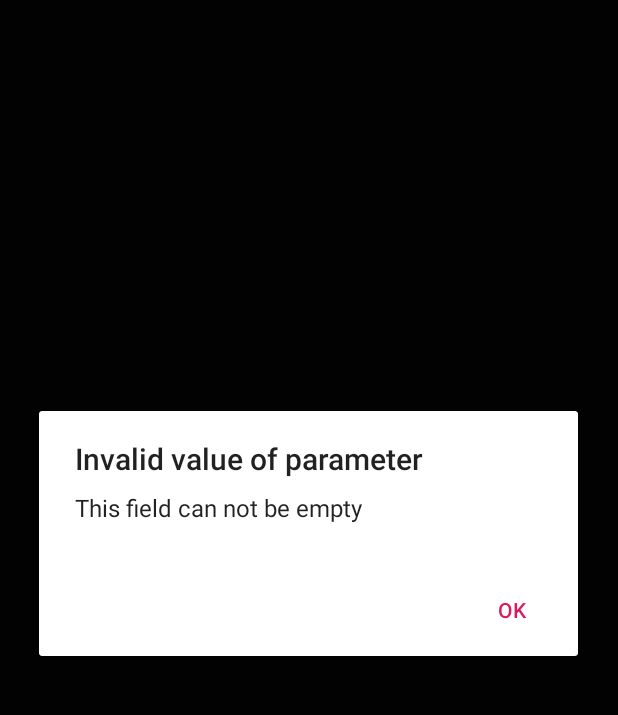
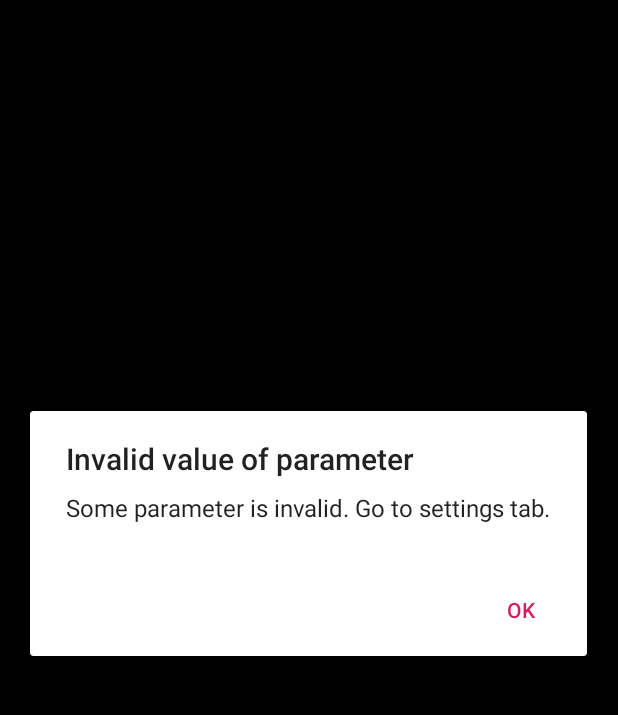
Before and after one commit to juane619/GPSTracker, an Android app: the screen it shows after launch (MainActivity), on a phone screen of 412 x 824 dp, the part 84-799 px from its top. Run offline under Robolectric (Android 15) with nearby library versions, the light colour scheme and no system bars; our stand-ins replace androidx.preference.

Commit message:
Advice user both if some preference is invalid or if modes alarm or realtime are enabled

```diff
--- a/app/src/main/java/com/juane/arduino/gpstracker/ui/home/HomeFragment.java
+++ b/app/src/main/java/com/juane/arduino/gpstracker/ui/home/HomeFragment.java
@@ -31,6 +31,7 @@ import com.google.android.material.bottomnavigation.BottomNavigationView;
 import com.juane.arduino.gpstracker.R;
 import com.juane.arduino.gpstracker.service.RequestService;
 import com.juane.arduino.gpstracker.ui.settings.SettingsFragment;
+import com.juane.arduino.gpstracker.utils.Utils;
 
 public class HomeFragment extends Fragment {
     private static final String TAG = "HomeFragment";
@@ -120,10 +121,13 @@ public class HomeFragment extends Fragment {
     public void onResume() {
         super.onResume();
         Log.i(TAG, "Fragment resumed..");
+
         if (!SettingsFragment.isSettingsValidated()) {
             alarmSwitch.setEnabled(false);
             realTimeSwitch.setEnabled(false);
             showLocationButton.setEnabled(false);
+
+            Utils.showInvalidParameterDialog(getActivity(), "some_invalid");
         } else {
             alarmSwitch.setEnabled(true);
             realTimeSwitch.setEnabled(true);
--- a/app/src/main/java/com/juane/arduino/gpstracker/ui/settings/SettingsFragment.java
+++ b/app/src/main/java/com/juane/arduino/gpstracker/ui/settings/SettingsFragment.java
@@ -39,6 +39,8 @@ public class SettingsFragment extends PreferenceFragmentCompat {
 
         if(RequestService.isRunning()){
             disableAllPreferences();
+
+            Utils.showServiceIsRunningDialog(getActivity(), null);
         }else{
             enableAllPreferences();
         }
@@ -81,6 +83,7 @@ public class SettingsFragment extends PreferenceFragmentCompat {
                 Utils.showInvalidParameterDialog(getActivity(), null);
                 parametersEmpty = true;
                 preference.setSummary(stringValue);
+                //getActivity().findViewById(preference.getLayoutResource());
             } else {
                 if (preference instanceof ListPreference) {
                     ListPreference listPreference = (ListPreference) preference;
--- a/app/src/main/res/values/strings.xml
+++ b/app/src/main/res/values/strings.xml
@@ -16,4 +16,5 @@
     <string name="dialog_message_validate_parameter">Choose other value for parameter</string>
     <string name="dialog_title_validate_parameter">Invalid value of parameter</string>
     <string name="button_dialog_ok">Ok</string>
+    <string name="dialog_title_service_running">Service is running</string>
 </resources>
--- a/app/src/main/res/xml/preferences.xml
+++ b/app/src/main/res/xml/preferences.xml
@@ -15,10 +15,19 @@
             android:summary="Server URL to read GPS data"
             android:title="Server URL" />
         <EditTextPreference
+            android:background="#FF5722"
+            android:backgroundTint="#FF5722"
+            android:backgroundTintMode="add"
+            android:defaultFocusHighlightEnabled="true"
+            android:defaultValue="0.1"
             android:dialogTitle="Select considerate distance to distinguish coordinates (km)"
+            android:forceDarkAllowed="true"
+            android:foregroundTint="#00E70B0B"
+            android:foregroundTintMode="src_in"
             android:inputType="numberDecimal"
             android:key="@string/key_distance"
-            android:defaultValue="0.1"
+            android:outlineAmbientShadowColor="#FF5722"
+            android:outlineSpotShadowColor="#FF5722"
             android:summary="Considerate distance to distinguish coordinates (km)"
             android:title="Considerate distance (km)" />
         <ListPreference
```
Also changed, not shown: app/src/main/java/com/juane/arduino/gpstracker/utils/Utils.java (+20 -0 lines).
